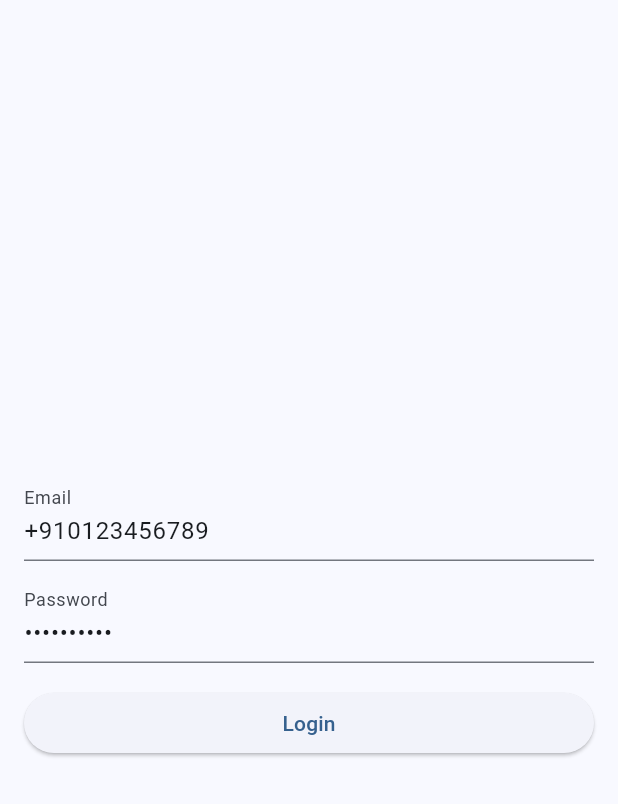
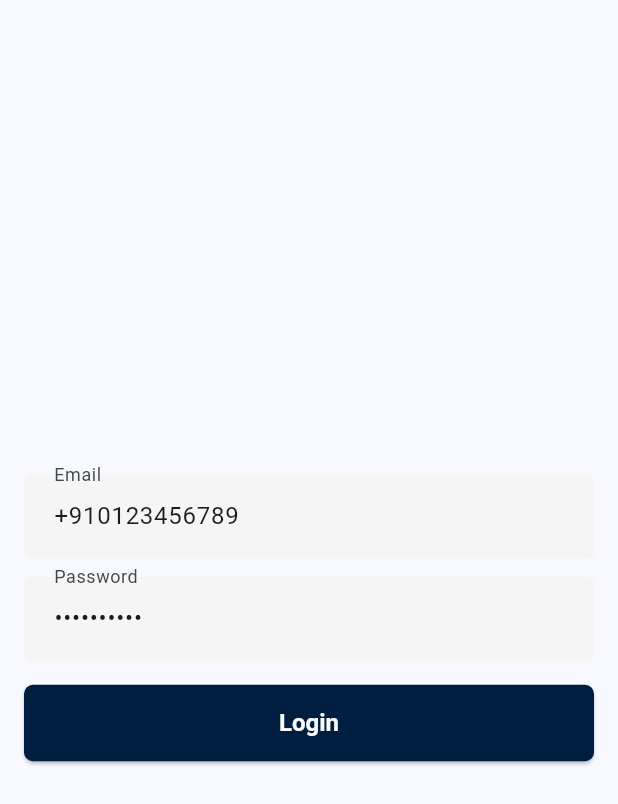
Before and after one commit to 45afeef/rabadmin, a Flutter app: the screen it shows after launch, on a phone screen of 412 x 824 dp. Shown: the top 804 px of the screen. Run offline on Flutter 3.47's test engine with Material 3 defaults, Android fonts, the phone set to English and light mode, and no system bars; our stand-ins replace built_collection, dio, flutter_dotenv, flutter_map, flutter_riverpod, go_router and 2 more; missing offline and left inert: one_of, rab_dio; accounts and stored records are empty.

Commit message:
ui theme changes

```diff
--- a/lib/app/app.dart
+++ b/lib/app/app.dart
@@ -4,6 +4,10 @@ import 'package:flutter_riverpod/flutter_riverpod.dart';
 import 'router.dart';
 
 class MyApp extends ConsumerWidget {
+  static const primary = Color(0xFF001E40);
+  static const secondaryContainer = Color(0xFFD5E3FC);
+  static const background = Color(0xFFF7F9FB);
+
   const MyApp({super.key});
 
   @override
@@ -16,7 +20,78 @@ class MyApp extends ConsumerWidget {
 
       routerConfig: router,
 
-      theme: ThemeData(useMaterial3: true, colorSchemeSeed: Colors.blue),
+      theme: ThemeData(
+        useMaterial3: true,
+        colorSchemeSeed: Colors.blue,
+        inputDecorationTheme: InputDecorationTheme(
+          filled: true,
+          fillColor: Colors.grey.shade100,
+
+          contentPadding: const EdgeInsets.symmetric(
+            horizontal: 16,
+            vertical: 16,
+          ),
+
+          hintStyle: TextStyle(color: Colors.grey),
+
+          border: OutlineInputBorder(borderRadius: BorderRadius.circular(6)),
+
+          enabledBorder: OutlineInputBorder(
+            borderSide: const BorderSide(width: 0.5, color: Colors.transparent),
+          ),
+
+          focusedBorder: OutlineInputBorder(
+            borderSide: const BorderSide(color: Colors.blue, width: .5),
+          ),
+
+          errorBorder: OutlineInputBorder(
+            borderSide: const BorderSide(color: Colors.red),
+          ),
+        ),
+
+        filledButtonTheme: FilledButtonThemeData(
+          style: FilledButton.styleFrom(
+            backgroundColor: secondaryContainer,
+            foregroundColor: primary,
+            padding: const EdgeInsets.symmetric(horizontal: 20, vertical: 16),
+            shape: RoundedRectangleBorder(
+              borderRadius: BorderRadius.circular(6),
+            ),
+            textStyle: const TextStyle(
+              fontSize: 14,
+              fontWeight: FontWeight.w600,
+            ),
+          ),
+        ),
+        outlinedButtonTheme: OutlinedButtonThemeData(
+          style: OutlinedButton.styleFrom(
+            foregroundColor: primary,
+            side: const BorderSide(color: primary),
+            padding: const EdgeInsets.symmetric(horizontal: 20, vertical: 16),
+            shape: RoundedRectangleBorder(
+              borderRadius: BorderRadius.circular(6),
+            ),
+            textStyle: const TextStyle(
+              fontSize: 14,
+              fontWeight: FontWeight.w300,
+            ),
+          ),
+        ),
+        elevatedButtonTheme: ElevatedButtonThemeData(
+          style: ElevatedButton.styleFrom(
+            backgroundColor: primary,
+            foregroundColor: background,
+            padding: const EdgeInsets.symmetric(horizontal: 20, vertical: 16),
+            shape: RoundedRectangleBorder(
+              borderRadius: BorderRadius.circular(6),
+            ),
+            textStyle: const TextStyle(
+              fontSize: 16,
+              fontWeight: FontWeight.w600,
+            ),
+          ),
+        ),
+      ),
     );
   }
 }
```
Also changed, not shown: lib/features/home/presentation/pages/marketplace_page.dart (+56 -15 lines).
